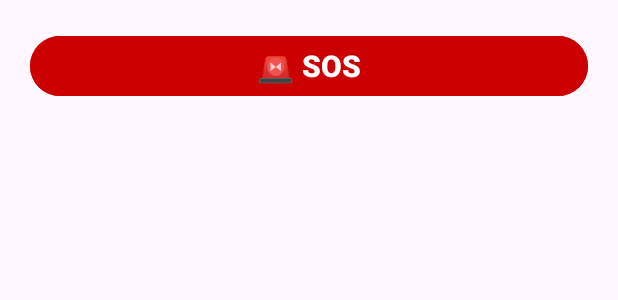
After one commit to Siddharaj121/elderly-caregiver-support, an Android app: the layout activity_home.xml on its own in the app's theme, with its tools: preview values and no code run, on a phone screen of 412 x 824 dp. The commit adds this screen. Shown: the top 300 px of the screen. Run offline under Robolectric (Android 15) with nearby library versions, the phone set to English and light mode, and no system bars.

Commit message:
Initial commit

```diff
--- a/app/build.gradle.kts
+++ b/app/build.gradle.kts
@@ -65,6 +65,7 @@ dependencies {
     implementation(libs.ui.graphics)
     implementation(libs.ui.tooling.preview)
     implementation(libs.material3)
+    implementation(libs.play.services.location)
     testImplementation(libs.junit)
     androidTestImplementation(libs.ext.junit)
     androidTestImplementation(libs.espresso.core)
--- /dev/null
+++ b/app/src/main/res/layout/activity_home.xml
@@ -0,0 +1,33 @@
+<?xml version="1.0" encoding="utf-8"?>
+<androidx.constraintlayout.widget.ConstraintLayout xmlns:android="http://schemas.android.com/apk/res/android"
+    xmlns:app="http://schemas.android.com/apk/res-auto"
+    xmlns:tools="http://schemas.android.com/tools"
+    android:id="@+id/main"
+    android:layout_width="match_parent"
+    android:layout_height="match_parent"
+    tools:context=".HomeActivity"
+    android:padding="20dp">
+
+
+
+
+    <!-- Future Features Section -->
+
+    <Button
+        android:id="@+id/btnSOS"
+        android:layout_width="0dp"
+        android:layout_height="wrap_content"
+        android:layout_marginTop="20dp"
+        android:backgroundTint="@android:color/holo_red_dark"
+        android:text="🚨 SOS"
+        android:textColor="@android:color/white"
+        android:textSize="20sp"
+        android:textStyle="bold"
+        app:layout_constraintEnd_toEndOf="parent"
+        app:layout_constraintHorizontal_bias="0.0"
+        app:layout_constraintStart_toStartOf="parent"
+        />
+
+
+
+</androidx.constraintlayout.widget.ConstraintLayout>
--- a/gradle/libs.versions.toml
+++ b/gradle/libs.versions.toml
@@ -13,6 +13,7 @@ kotlin = "1.9.0"
 lifecycleRuntimeKtx = "2.6.1"
 activityCompose = "1.10.0"
 composeBom = "2024.04.01"
+playServicesLocation = "21.3.0"
 
 
 [libraries]
@@ -34,6 +35,7 @@ ui-tooling-preview = { group = "androidx.compose.ui", name = "ui-tooling-preview
 ui-test-manifest = { group = "androidx.compose.ui", name = "ui-test-manifest" }
 ui-test-junit4 = { group = "androidx.compose.ui", name = "ui-test-junit4" }
 material3 = { group = "androidx.compose.material3", name = "material3" }
+play-services-location = { group = "com.google.android.gms", name = "play-services-location", version.ref = "playServicesLocation" }
 
 [plugins]
 android-application = { id = "com.android.application", version.ref = "agp" }
```
Also changed, not shown: app/src/main/AndroidManifest.xml (+8 -1 lines), app/src/main/java/com/example/loginpage/HomeActivity.java (added, +170 -0 lines), app/src/main/java/com/example/loginpage/logInActivity.java (+10 -11 lines), app/src/main/java/com/example/loginpage/signInActivity.java (+29 -32 lines).
